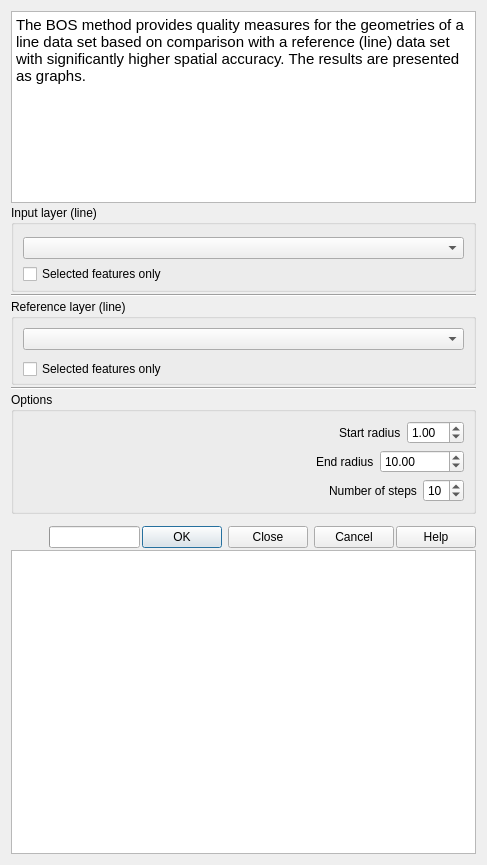
havatv/qgisbosplugin, file bos_dialog_base.ui: the form before one commit.
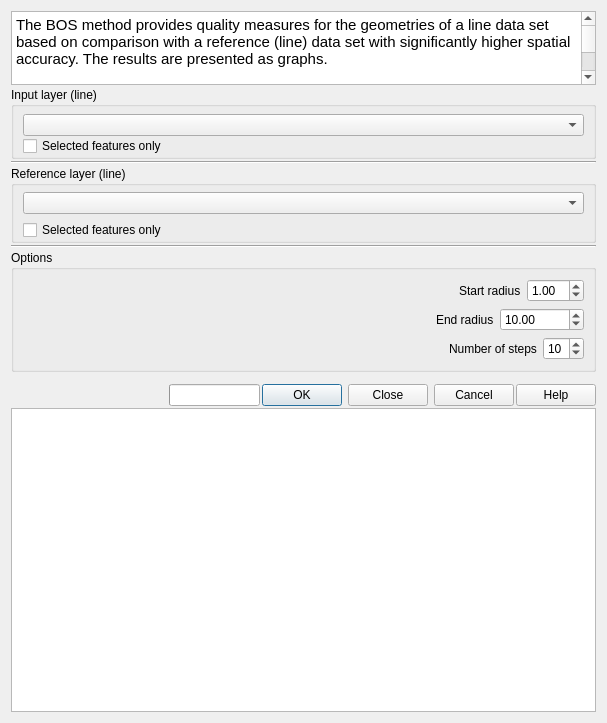
The form after the commit.

```diff
--- a/bos_dialog_base.ui
+++ b/bos_dialog_base.ui
@@ -6,8 +6,8 @@
    <rect>
     <x>0</x>
     <y>0</y>
-    <width>487</width>
-    <height>865</height>
+    <width>607</width>
+    <height>723</height>
    </rect>
   </property>
   <property name="windowTitle">
@@ -36,7 +36,7 @@
        <property name="maximumSize">
         <size>
          <width>16777215</width>
-         <height>250</height>
+         <height>166</height>
         </size>
        </property>
        <property name="html">
@@ -44,7 +44,9 @@
 &lt;html&gt;&lt;head&gt;&lt;meta name=&quot;qrichtext&quot; content=&quot;1&quot; /&gt;&lt;style type=&quot;text/css&quot;&gt;
 p, li { white-space: pre-wrap; }
 &lt;/style&gt;&lt;/head&gt;&lt;body style=&quot; font-family:'Ubuntu'; font-size:11pt; font-weight:400; font-style:normal;&quot;&gt;
-&lt;p style=&quot; margin-top:0px; margin-bottom:0px; margin-left:0px; margin-right:0px; -qt-block-indent:0; text-indent:0px;&quot;&gt;The BOS method provides quality measures for the geometries of a line data set based on comparison with a reference (line) data set with significantly higher spatial accuracy. The results are presented as graphs.&lt;/p&gt;&lt;/body&gt;&lt;/html&gt;</string>
+&lt;p style=&quot; margin-top:0px; margin-bottom:0px; margin-left:0px; margin-right:0px; -qt-block-indent:0; text-indent:0px;&quot;&gt;The BOS method provides quality measures for the geometries of a line data set based on comparison with a reference (line) data set with significantly higher spatial accuracy. The results are presented as graphs.&lt;/p&gt;
+&lt;p style=&quot;-qt-paragraph-type:empty; margin-top:0px; margin-bottom:0px; margin-left:0px; margin-right:0px; -qt-block-indent:0; text-indent:0px;&quot;&gt;&lt;br /&gt;&lt;/p&gt;
+&lt;p style=&quot; margin-top:0px; margin-bottom:0px; margin-left:0px; margin-right:0px; -qt-block-indent:0; text-indent:0px;&quot;&gt;Tveite, H and Langaas, S.&lt;span style=&quot; font-style:italic;&quot;&gt; An accuracy assessment method for geographical line data sets based on buffering&lt;/span&gt;, International Journal of Geographical Information Science, 13:1, 27-47, DOI: 10.1080/136588199241445&lt;/p&gt;&lt;/body&gt;&lt;/html&gt;</string>
        </property>
       </widget>
      </item>
@@ -286,7 +288,7 @@
      <item>
       <widget class="QGraphicsView" name="BOSGraphicsView">
        <property name="sizePolicy">
-        <sizepolicy hsizetype="Expanding" vsizetype="Fixed">
+        <sizepolicy hsizetype="Expanding" vsizetype="Expanding">
          <horstretch>0</horstretch>
          <verstretch>1</verstretch>
         </sizepolicy>
@@ -300,7 +302,7 @@
        <property name="maximumSize">
         <size>
          <width>16777215</width>
-         <height>304</height>
+         <height>800</height>
         </size>
        </property>
        <property name="verticalScrollBarPolicy">
```
